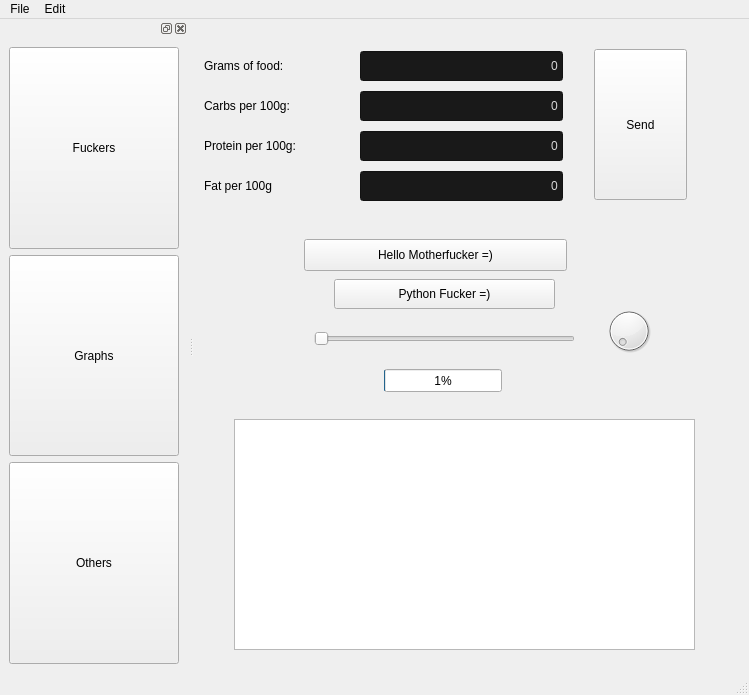
Qt form C++/QTApp/mainwindow.ui (TamiAlQuida/TamiAlQuida.github.io) before a commit.
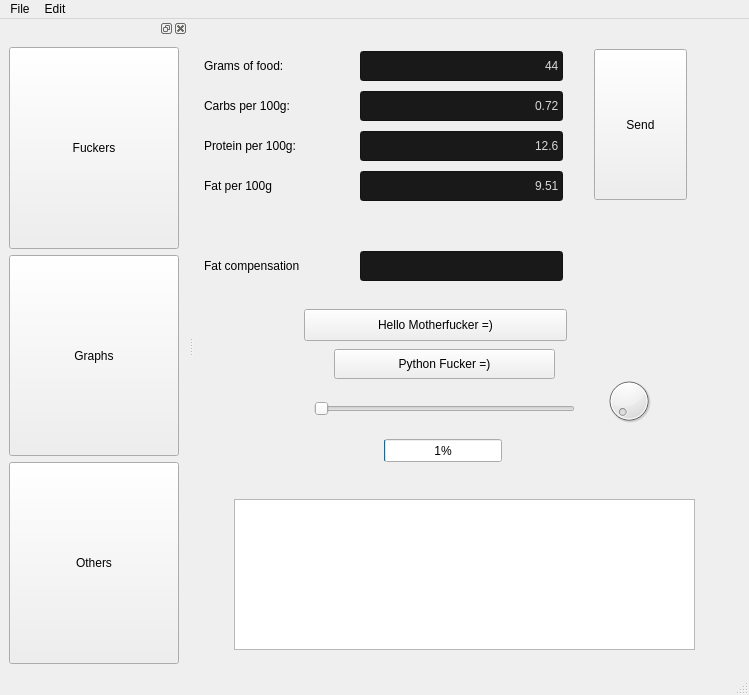
The same form after that commit. Icons and pictures are not drawn.

The edit to the form file:
```diff
--- a/C++/QTApp/mainwindow.ui
+++ b/C++/QTApp/mainwindow.ui
@@ -1112,7 +1112,7 @@
     <property name="geometry">
      <rect>
       <x>140</x>
-      <y>260</y>
+      <y>330</y>
       <width>221</width>
       <height>30</height>
      </rect>
@@ -1125,7 +1125,7 @@
     <property name="geometry">
      <rect>
       <x>190</x>
-      <y>350</y>
+      <y>420</y>
       <width>118</width>
       <height>23</height>
      </rect>
@@ -1138,7 +1138,7 @@
     <property name="geometry">
      <rect>
       <x>120</x>
-      <y>310</y>
+      <y>380</y>
       <width>261</width>
       <height>20</height>
      </rect>
@@ -1151,7 +1151,7 @@
     <property name="geometry">
      <rect>
       <x>410</x>
-      <y>280</y>
+      <y>350</y>
       <width>50</width>
       <height>64</height>
      </rect>
@@ -1161,9 +1161,9 @@
     <property name="geometry">
      <rect>
       <x>40</x>
-      <y>400</y>
+      <y>480</y>
       <width>461</width>
-      <height>231</height>
+      <height>151</height>
      </rect>
     </property>
    </widget>
@@ -1171,7 +1171,7 @@
     <property name="geometry">
      <rect>
       <x>110</x>
-      <y>220</y>
+      <y>290</y>
       <width>263</width>
       <height>32</height>
      </rect>
@@ -1193,7 +1193,7 @@
      <string>Send</string>
     </property>
    </widget>
-   <widget class="QWidget" name="">
+   <widget class="QWidget" name="layoutWidget">
     <property name="geometry">
      <rect>
       <x>10</x>
@@ -1517,7 +1517,7 @@
         <set>Qt::ImhHiddenText</set>
        </property>
        <property name="text">
-        <string>0</string>
+        <string>44</string>
        </property>
        <property name="alignment">
         <set>Qt::AlignRight|Qt::AlignTrailing|Qt::AlignVCenter</set>
@@ -1529,7 +1529,7 @@
      </item>
     </layout>
    </widget>
-   <widget class="QWidget" name="">
+   <widget class="QWidget" name="layoutWidget">
     <property name="geometry">
      <rect>
       <x>10</x>
@@ -1853,7 +1853,7 @@
         <set>Qt::ImhHiddenText</set>
        </property>
        <property name="text">
-        <string>0</string>
+        <string>0.72</string>
        </property>
        <property name="alignment">
         <set>Qt::AlignRight|Qt::AlignTrailing|Qt::AlignVCenter</set>
@@ -1865,7 +1865,7 @@
      </item>
     </layout>
    </widget>
-   <widget class="QWidget" name="">
+   <widget class="QWidget" name="layoutWidget">
     <property name="geometry">
      <rect>
       <x>10</x>
@@ -2189,7 +2189,7 @@
         <set>Qt::ImhHiddenText</set>
        </property>
        <property name="text">
-        <string>0</string>
+        <string>12.6</string>
        </property>
        <property name="alignment">
         <set>Qt::AlignRight|Qt::AlignTrailing|Qt::AlignVCenter</set>
@@ -2201,7 +2201,7 @@
      </item>
     </layout>
    </widget>
-   <widget class="QWidget" name="">
+   <widget class="QWidget" name="layoutWidget">
     <property name="geometry">
      <rect>
       <x>10</x>
@@ -2525,7 +2525,343 @@
         <set>Qt::ImhHiddenText</set>
        </property>
        <property name="text">
-        <string>0</string>
+        <string>9.51</string>
+       </property>
+       <property name="alignment">
+        <set>Qt::AlignRight|Qt::AlignTrailing|Qt::AlignVCenter</set>
+       </property>
+       <property name="placeholderText">
+        <string/>
+       </property>
+      </widget>
+     </item>
+    </layout>
+   </widget>
+   <widget class="QWidget" name="layoutWidget_2">
+    <property name="geometry">
+     <rect>
+      <x>10</x>
+      <y>230</y>
+      <width>359</width>
+      <height>34</height>
+     </rect>
+    </property>
+    <layout class="QHBoxLayout" name="horizontalLayout_5">
+     <item>
+      <widget class="QLabel" name="label_5">
+       <property name="minimumSize">
+        <size>
+         <width>150</width>
+         <height>0</height>
+        </size>
+       </property>
+       <property name="text">
+        <string>Fat compensation</string>
+       </property>
+      </widget>
+     </item>
+     <item>
+      <widget class="QLineEdit" name="lineEdit_5">
+       <property name="minimumSize">
+        <size>
+         <width>200</width>
+         <height>30</height>
+        </size>
+       </property>
+       <property name="palette">
+        <palette>
+         <active>
+          <colorrole role="WindowText">
+           <brush brushstyle="SolidPattern">
+            <color alpha="255">
+             <red>216</red>
+             <green>216</green>
+             <blue>216</blue>
+            </color>
+           </brush>
+          </colorrole>
+          <colorrole role="Button">
+           <brush brushstyle="SolidPattern">
+            <color alpha="255">
+             <red>25</red>
+             <green>25</green>
+             <blue>25</blue>
+            </color>
+           </brush>
+          </colorrole>
+          <colorrole role="Text">
+           <brush brushstyle="SolidPattern">
+            <color alpha="255">
+             <red>216</red>
+             <green>216</green>
+             <blue>216</blue>
+            </color>
+           </brush>
+          </colorrole>
+          <colorrole role="ButtonText">
+           <brush brushstyle="SolidPattern">
+            <color alpha="255">
+             <red>216</red>
+             <green>216</green>
+             <blue>216</blue>
+            </color>
+           </brush>
+          </colorrole>
+          <colorrole role="Base">
+           <brush brushstyle="SolidPattern">
+            <color alpha="255">
+             <red>25</red>
+             <green>25</green>
+             <blue>25</blue>
+            </color>
+           </brush>
+          </colorrole>
+          <colorrole role="Window">
+           <brush brushstyle="SolidPattern">
+            <color alpha="255">
+             <red>25</red>
+             <green>25</green>
+             <blue>25</blue>
+            </color>
+           </brush>
+          </colorrole>
+          <colorrole role="Highlight">
+           <brush brushstyle="SolidPattern">
+            <color alpha="255">
+             <red>41</red>
+             <green>140</green>
+             <blue>225</blue>
+            </color>
+           </brush>
+          </colorrole>
+          <colorrole role="HighlightedText">
+           <brush brushstyle="SolidPattern">
+            <color alpha="255">
+             <red>255</red>
+             <green>255</green>
+             <blue>255</blue>
+            </color>
+           </brush>
+          </colorrole>
+          <colorrole role="AlternateBase">
+           <brush brushstyle="SolidPattern">
+            <color alpha="0">
+             <red>0</red>
+             <green>0</green>
+             <blue>0</blue>
+            </color>
+           </brush>
+          </colorrole>
+          <colorrole role="PlaceholderText">
+           <brush brushstyle="SolidPattern">
+            <color alpha="128">
+             <red>216</red>
+             <green>216</green>
+             <blue>216</blue>
+            </color>
+           </brush>
+          </colorrole>
+         </active>
+         <inactive>
+          <colorrole role="WindowText">
+           <brush brushstyle="SolidPattern">
+            <color alpha="255">
+             <red>216</red>
+             <green>216</green>
+             <blue>216</blue>
+            </color>
+           </brush>
+          </colorrole>
+          <colorrole role="Button">
+           <brush brushstyle="SolidPattern">
+            <color alpha="255">
+             <red>25</red>
+             <green>25</green>
+             <blue>25</blue>
+            </color>
+           </brush>
+          </colorrole>
+          <colorrole role="Text">
+           <brush brushstyle="SolidPattern">
+            <color alpha="255">
+             <red>216</red>
+             <green>216</green>
+             <blue>216</blue>
+            </color>
+           </brush>
+          </colorrole>
+          <colorrole role="ButtonText">
+           <brush brushstyle="SolidPattern">
+            <color alpha="255">
+             <red>216</red>
+             <green>216</green>
+             <blue>216</blue>
+            </color>
+           </brush>
+          </colorrole>
+          <colorrole role="Base">
+           <brush brushstyle="SolidPattern">
+            <color alpha="255">
+             <red>25</red>
+             <green>25</green>
+             <blue>25</blue>
+            </color>
+           </brush>
+          </colorrole>
+          <colorrole role="Window">
+           <brush brushstyle="SolidPattern">
+            <color alpha="255">
+             <red>25</red>
+             <green>25</green>
+             <blue>25</blue>
+            </color>
+           </brush>
+          </colorrole>
+          <colorrole role="Highlight">
+           <brush brushstyle="SolidPattern">
+            <color alpha="255">
+             <red>41</red>
+             <green>140</green>
+             <blue>225</blue>
+            </color>
+           </brush>
+          </colorrole>
+          <colorrole role="HighlightedText">
+           <brush brushstyle="SolidPattern">
+            <color alpha="255">
+             <red>255</red>
+             <green>255</green>
+             <blue>255</blue>
+            </color>
+           </brush>
+          </colorrole>
+          <colorrole role="AlternateBase">
+           <brush brushstyle="SolidPattern">
+            <color alpha="0">
+             <red>0</red>
+             <green>0</green>
+             <blue>0</blue>
+            </color>
+           </brush>
+          </colorrole>
+          <colorrole role="PlaceholderText">
+           <brush brushstyle="SolidPattern">
+            <color alpha="128">
+             <red>216</red>
+             <green>216</green>
+             <blue>216</blue>
+            </color>
+           </brush>
+          </colorrole>
+         </inactive>
+         <disabled>
+          <colorrole role="WindowText">
+           <brush brushstyle="SolidPattern">
+            <color alpha="255">
+             <red>72</red>
+             <green>72</green>
+             <blue>72</blue>
+            </color>
+           </brush>
+          </colorrole>
+          <colorrole role="Button">
+           <brush brushstyle="SolidPattern">
+            <color alpha="255">
+             <red>40</red>
+             <green>40</green>
+             <blue>40</blue>
+            </color>
+           </brush>
+          </colorrole>
+          <colorrole role="Text">
+           <brush brushstyle="SolidPattern">
+            <color alpha="255">
+             <red>72</red>
+             <green>72</green>
+             <blue>72</blue>
+            </color>
+           </brush>
+          </colorrole>
+          <colorrole role="ButtonText">
+           <brush brushstyle="SolidPattern">
+            <color alpha="255">
+             <red>72</red>
+             <green>72</green>
+             <blue>72</blue>
+            </color>
+           </brush>
+          </colorrole>
+          <colorrole role="Base">
+           <brush brushstyle="SolidPattern">
+            <color alpha="255">
+             <red>40</red>
+             <green>40</green>
+             <blue>40</blue>
+            </color>
+           </brush>
+          </colorrole>
+          <colorrole role="Window">
+           <brush brushstyle="SolidPattern">
+            <color alpha="255">
+             <red>40</red>
+             <green>40</green>
+             <blue>40</blue>
+            </color>
+           </brush>
+          </colorrole>
+          <colorrole role="Highlight">
+           <brush brushstyle="SolidPattern">
+            <color alpha="255">
+             <red>41</red>
+             <green>140</green>
+             <blue>225</blue>
+            </color>
+           </brush>
+          </colorrole>
+          <colorrole role="HighlightedText">
+           <brush brushstyle="SolidPattern">
+            <color alpha="255">
+             <red>255</red>
+             <green>255</green>
+             <blue>255</blue>
+            </color>
+           </brush>
+          </colorrole>
+          <colorrole role="AlternateBase">
+           <brush brushstyle="SolidPattern">
+            <color alpha="0">
+             <red>0</red>
+             <green>0</green>
+             <blue>0</blue>
+            </color>
+           </brush>
+          </colorrole>
+          <colorrole role="PlaceholderText">
+           <brush brushstyle="SolidPattern">
+            <color alpha="128">
+             <red>72</red>
+             <green>72</green>
+             <blue>72</blue>
+            </color>
+           </brush>
+          </colorrole>
+         </disabled>
+        </palette>
+       </property>
+       <property name="toolTip">
+        <string/>
+       </property>
+       <property name="whatsThis">
+        <string/>
+       </property>
+       <property name="styleSheet">
+        <string notr="true"/>
+       </property>
+       <property name="inputMethodHints">
+        <set>Qt::ImhHiddenText</set>
+       </property>
+       <property name="text">
+        <string/>
        </property>
        <property name="alignment">
         <set>Qt::AlignRight|Qt::AlignTrailing|Qt::AlignVCenter</set>
```
